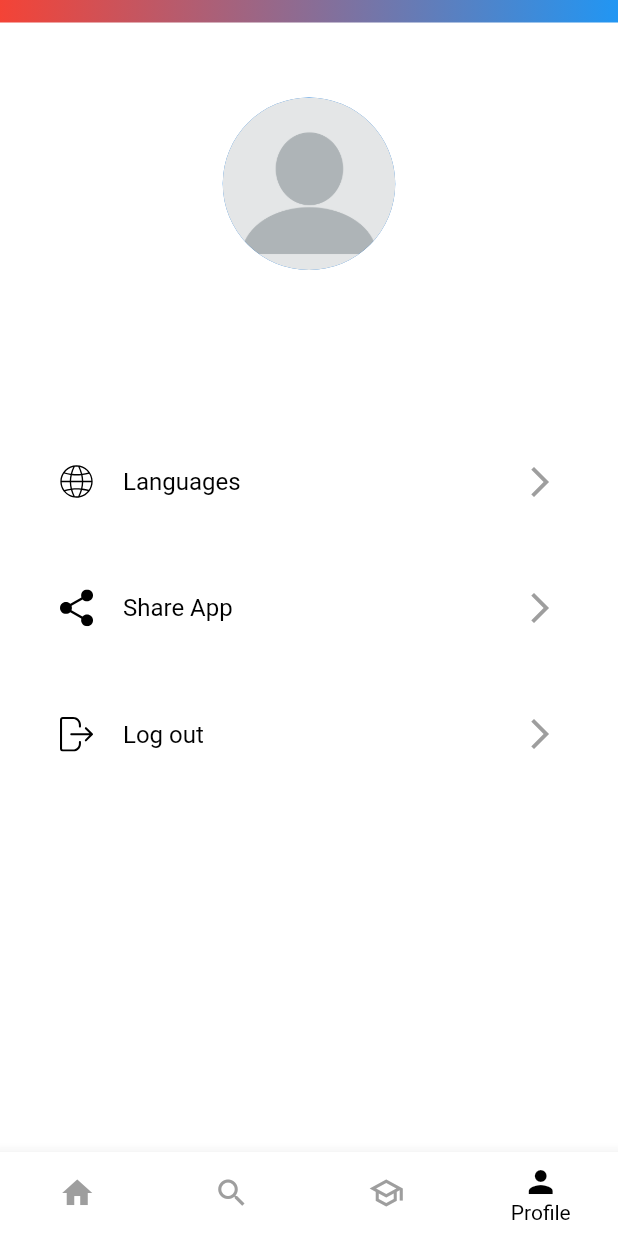
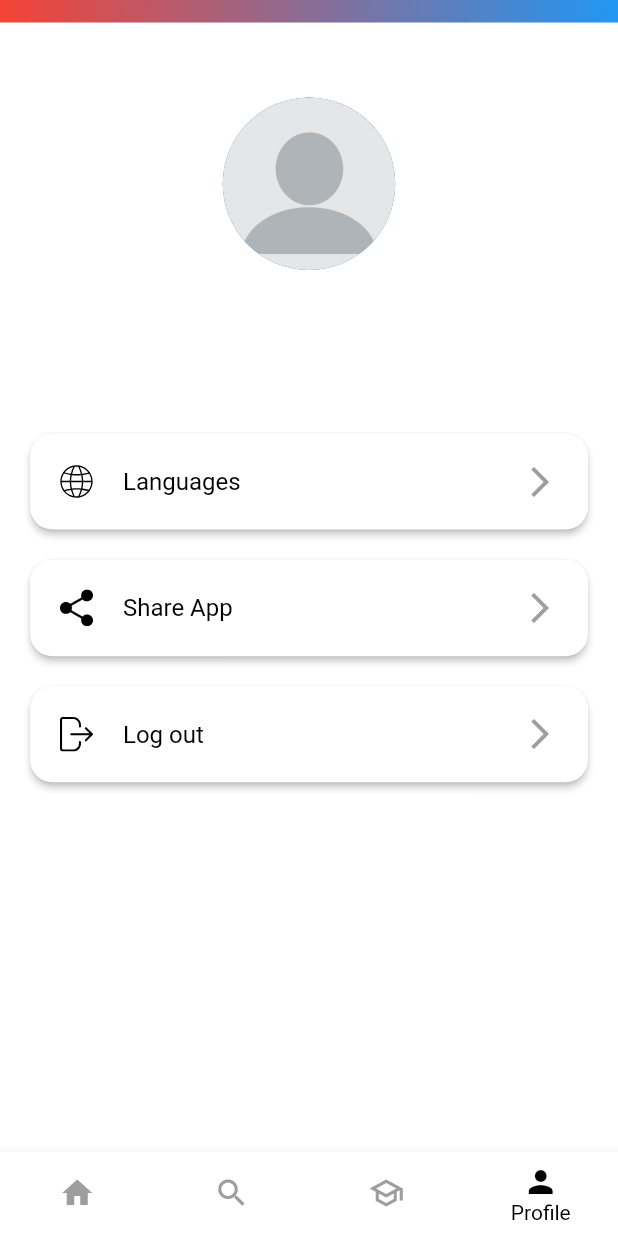
Before and after one commit to Mahmmoudoo223/Business-Capsule, a Flutter app: the screen it shows once a user with an empty profile is signed in, item 4 of the bottom bar chosen, on a phone screen of 412 x 824 dp. Run offline on Flutter 3.47's test engine with Material 2 defaults, Android fonts, the phone set to English and light mode, and no system bars; our stand-ins replace animated_splash_screen, cloud_firestore, connectivity_plus, firebase_auth, firebase_core, firebase_storage and 8 more; missing offline and left inert: clipboard, flutter_inappwebview, flutter_windowmanager, onesignal_flutter; accounts and stored records are empty; project files that could hold a hidden picture were left out.

Commit message:
-Fixed Some packages -Used ElevatedBtns instead of Flat and RaisdBtns -Added pup.lock to gitignore to avoid packages conflicts

```diff
--- a/lib/screens/pay/vodafone_cash.dart
+++ b/lib/screens/pay/vodafone_cash.dart
@@ -173,10 +173,12 @@ class VodafoneCash extends StatelessWidget {
                           //   alignment: Alignment.center,
                           width: 180,
                           height: 60,
-                          child: RaisedButton(
-                              color: Color.fromARGB(255, 116, 27, 27),
+                          child: ElevatedButton(
+                              style: ElevatedButton.styleFrom(
+                                backgroundColor: Color.fromARGB(255, 116, 27, 27),
                               shape: RoundedRectangleBorder(
                                   borderRadius: BorderRadius.circular(15)),
+                              ),
                               child: Text(
                                 "38".tr,
                                 style: TextStyle(
--- a/lib/screens/pay/waiting screen.dart
+++ b/lib/screens/pay/waiting screen.dart
@@ -91,11 +91,13 @@ class _PostsScreenState extends State<WaitingScreen> {
                                 Container(
                                   height: 60,
                                   width: 100,
-                                  child: RaisedButton(
-                                    color: Color.fromARGB(255, 116, 27, 27),
+                                  child: ElevatedButton(
+                                    style: ElevatedButton.styleFrom(
+                                      backgroundColor: Color.fromARGB(255, 116, 27, 27),
                                     shape: RoundedRectangleBorder(
                                         borderRadius:
                                             BorderRadius.circular(10)),
+                                    ),
                                     onPressed: () {
                                       //   if (controller.codeModel[index].codes.contains(code.text.toString())) {
                                       if (posts['pay'] == true &&
--- a/lib/screens/profile/profile.dart
+++ b/lib/screens/profile/profile.dart
@@ -103,11 +103,13 @@ class ProfileMenu extends StatelessWidget {
   Widget build(BuildContext context) {
     return Padding(
       padding: const EdgeInsets.symmetric(horizontal: 20, vertical: 10),
-      child: FlatButton(
-          padding: EdgeInsets.all(20),
+      child: ElevatedButton(
+          style: ElevatedButton.styleFrom(
+            padding: EdgeInsets.all(20),
           shape:
               RoundedRectangleBorder(borderRadius: BorderRadius.circular(15)),
-          color: Colors.white,
+          backgroundColor: Colors.white,
+          ),
           onPressed: press,
           child: Row(
             children: [
--- a/pubspec.yaml
+++ b/pubspec.yaml
@@ -36,7 +36,7 @@ dependencies:
   cupertino_icons: ^1.0.2
   percent_indicator: ^4.2.2
   clipboard: ^0.1.3
-  get_storage:
+  get_storage: ^2.0.3
   get: ^4.6.5
   avatar_view: ^1.0.1
   lottie: ^1.4.2
@@ -48,9 +48,10 @@ dependencies:
   cloud_firestore: ^3.4.6
   shared_preferences: ^2.0.15
   better_video_player: ^1.2.8
-  webview_flutter:
+  webview_flutter: ^3.0.3
   flutter_inappwebview: ^5.4.3+7
   youtube_player_flutter: ^8.1.0
+  flutter_pdfview: ^1.2.5
   firebase_storage: ^10.3.8
   flutter_windowmanager: ^0.2.0
   internet_connection_checker: ^0.0.1+4
@@ -58,6 +59,7 @@ dependencies:
   url_launcher: ^6.1.5
   toggle_switch: ^2.0.1
   onesignal_flutter: ^3.4.1
+  file: ^6.1.4
   # flutter_pdfview: ^1.1.0
   typed_data: ^1.3.2
   flutter_launcher_icons: ^0.11.0
```
Also changed, not shown: lib/Local/Language_body.dart (+5 -3 lines), lib/screens/pay/pay_screen.dart (+5 -3 lines), pubspec.lock, 7 other files.
